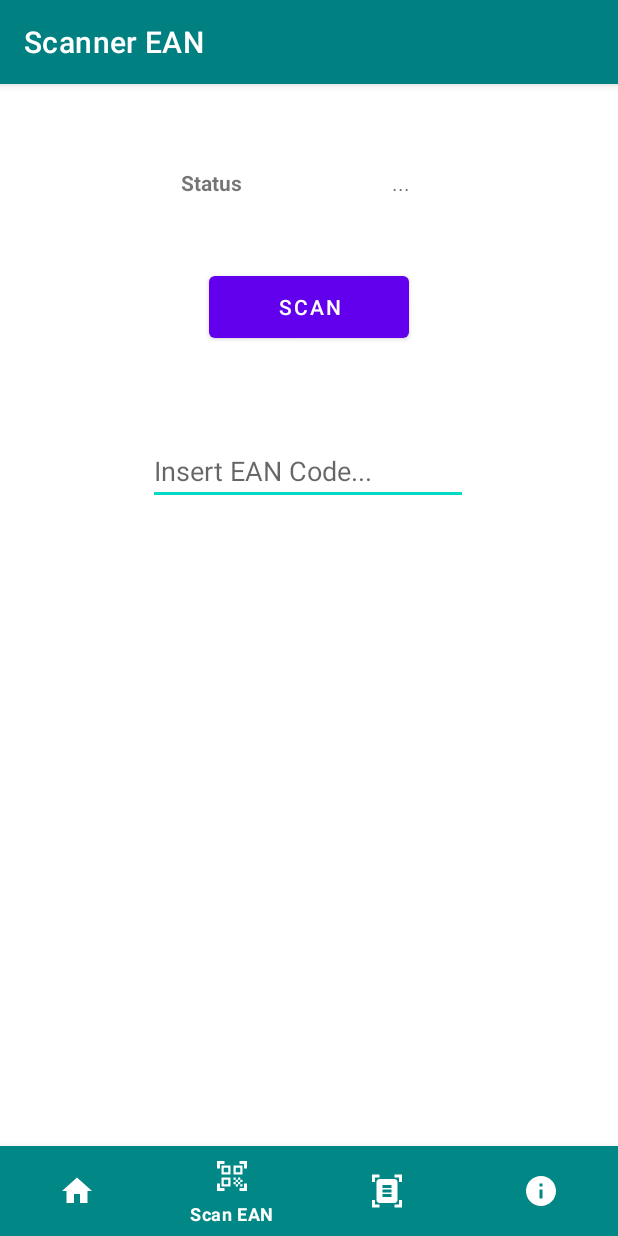
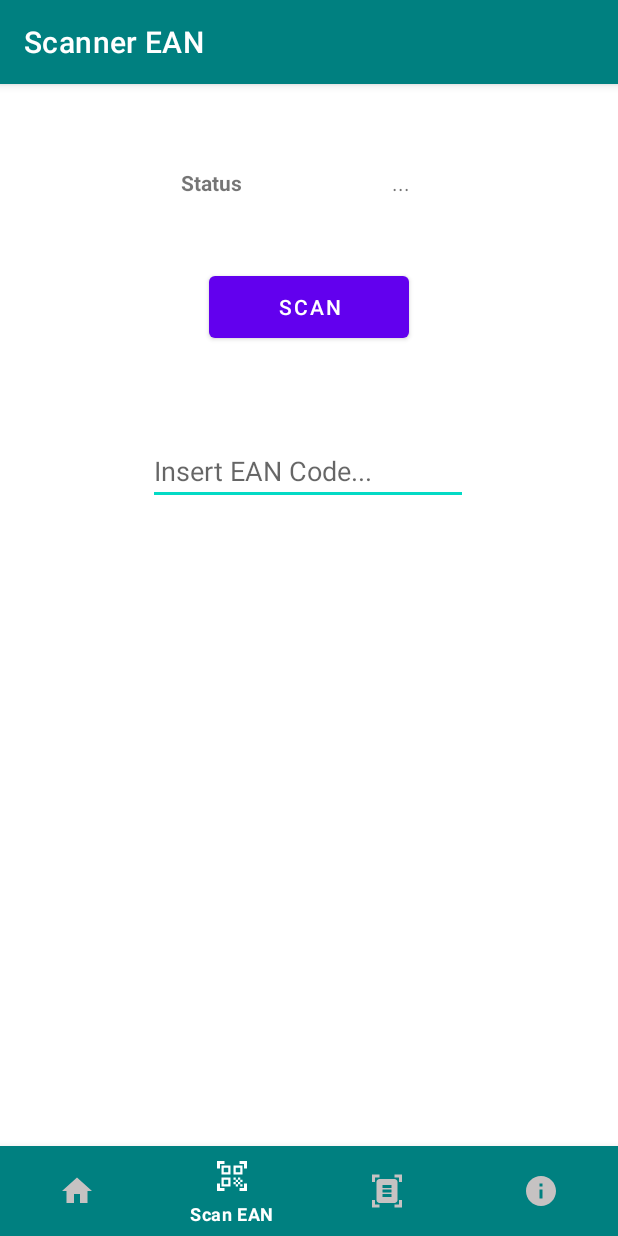
Before and after one commit to EclissiSolare/BarcodeScanner, an Android app: the ActivityEAN screen opened directly, with no data from a screen before it, on a phone screen of 412 x 824 dp. Run offline under Robolectric (Android 15) with nearby library versions, the phone set to English and light mode, and no system bars.

Commit message:
aggiunta nuova activity e adattato tutto

```diff
--- /dev/null
+++ b/app/src/main/res/drawable/background.xml
@@ -0,0 +1,10 @@
+<?xml version="1.0" encoding="utf-8"?>
+<shape xmlns:android="http://schemas.android.com/apk/res/android">
+
+    <solid
+        android:color="@color/turchese"/>
+    <corners
+        android:topLeftRadius="0dp"
+        android:topRightRadius="0dp"/>
+
+</shape>
--- a/app/src/main/res/drawable/selector.xml
+++ b/app/src/main/res/drawable/selector.xml
@@ -2,10 +2,10 @@
 <selector xmlns:android="http://schemas.android.com/apk/res/android">
 
     <item
-        android:state_selected="true"
-        android:color="@color/white"/>
+        android:color="@color/white"
+        android:state_selected="true" />
     <item
-        android:state_selected="false"
-        android:color="@color/black"/>
+        android:color="#C6C2C2"
+        android:state_selected="false"/>
 
 </selector>
--- a/app/src/main/res/layout/activity_ean.xml
+++ b/app/src/main/res/layout/activity_ean.xml
@@ -78,9 +78,10 @@
         android:layout_width="match_parent"
         android:layout_height="60dp"
         android:layout_alignParentBottom="true"
-        app:itemBackground="@color/teal_700"
         app:itemIconTint="@drawable/selector"
         app:itemTextColor="@drawable/selector"
+        android:background="@drawable/background"
+
         app:menu="@menu/menu_navigation" />
 
 </RelativeLayout>
--- a/app/src/main/res/layout/activity_info.xml
+++ b/app/src/main/res/layout/activity_info.xml
@@ -22,9 +22,9 @@
         android:layout_width="match_parent"
         android:layout_height="60dp"
         android:layout_alignParentBottom="true"
-        app:itemBackground="@color/teal_700"
         app:itemIconTint="@drawable/selector"
         app:itemTextColor="@drawable/selector"
+        android:background="@drawable/background"
         app:menu="@menu/menu_navigation" />
 
     </RelativeLayout>
--- a/app/src/main/res/layout/activity_labels.xml
+++ b/app/src/main/res/layout/activity_labels.xml
@@ -77,9 +77,9 @@
       android:layout_width="match_parent"
       android:layout_height="60dp"
       android:layout_alignParentBottom="true"
-      app:itemBackground="@color/teal_700"
       app:itemIconTint="@drawable/selector"
       app:itemTextColor="@drawable/selector"
+      android:background="@drawable/background"
       app:menu="@menu/menu_navigation" />
 
 </RelativeLayout>
--- a/app/src/main/res/layout/activity_main.xml
+++ b/app/src/main/res/layout/activity_main.xml
@@ -29,9 +29,9 @@
         android:layout_width="match_parent"
         android:layout_height="60dp"
         android:layout_alignParentBottom="true"
-        app:itemBackground="@color/teal_700"
         app:itemIconTint="@drawable/selector"
         app:itemTextColor="@drawable/selector"
+        android:background="@drawable/background"
         app:menu="@menu/menu_navigation" />
 
 </RelativeLayout>
```
